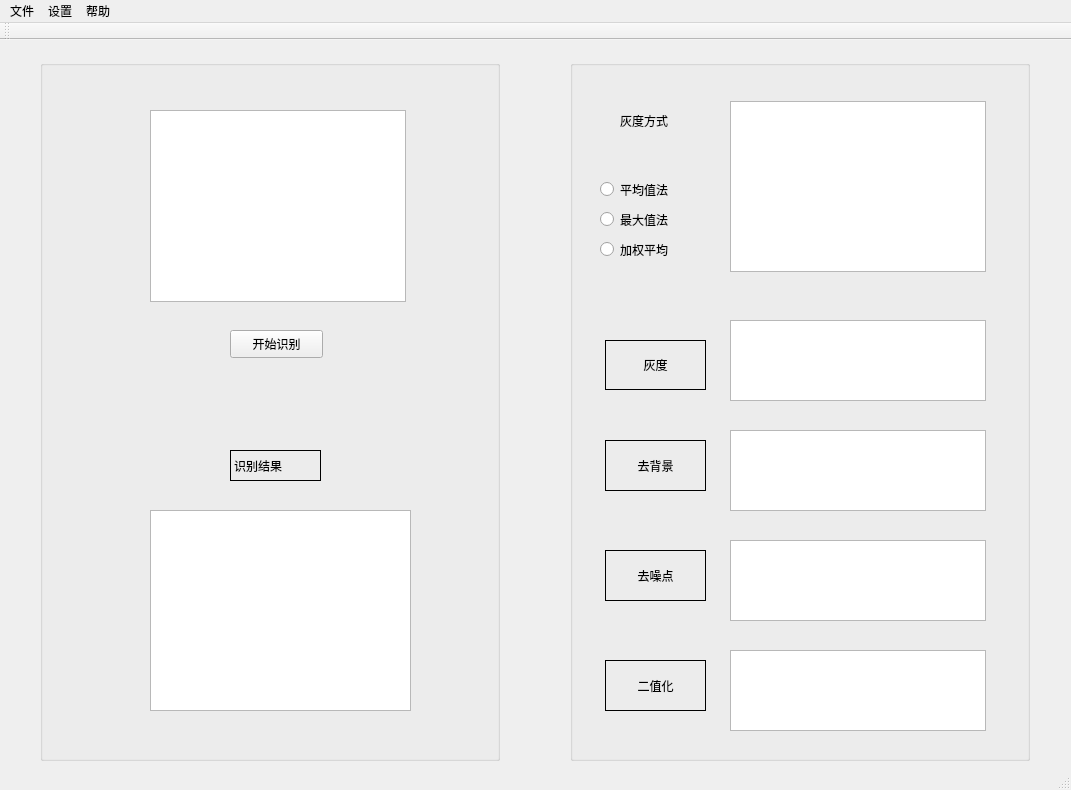
First picture: the form in App/Vcode/Vcode/Vcode.ui, repository YujieLu10/CAPTCHA_MVVM, before the edit.
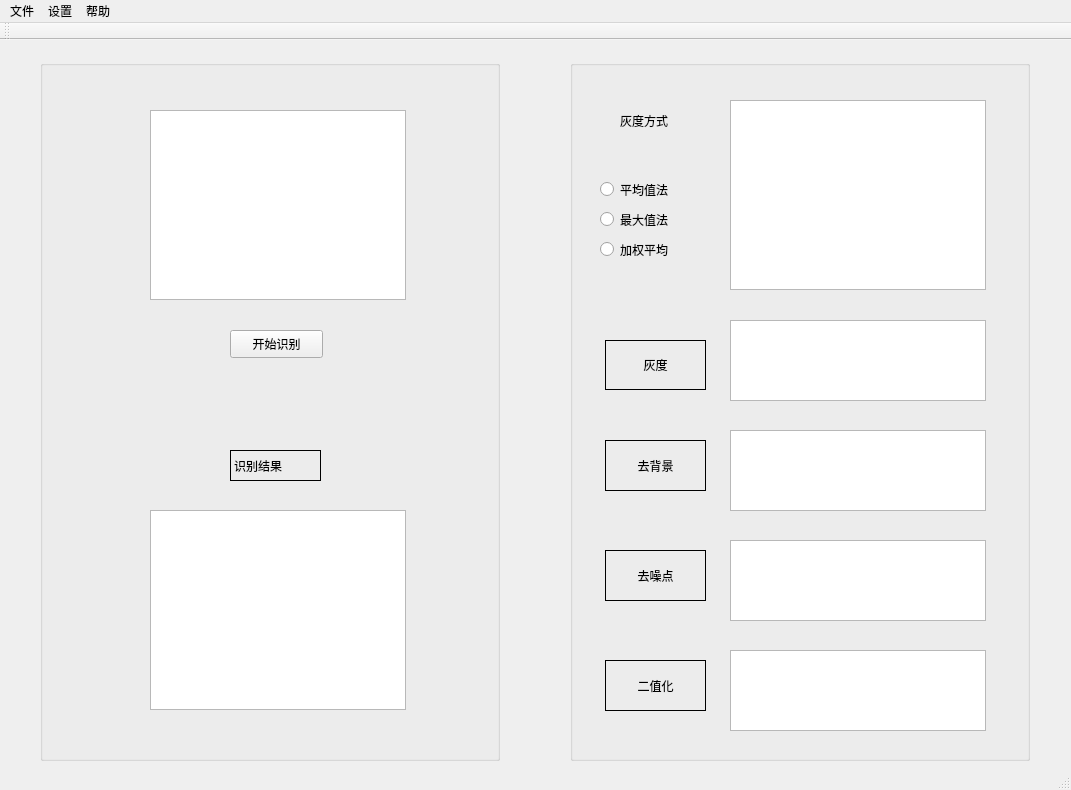
Second picture: the form after the edit.

The edit to the form file:
```diff
--- a/App/Vcode/Vcode/Vcode.ui
+++ b/App/Vcode/Vcode/Vcode.ui
@@ -32,7 +32,7 @@
        <x>110</x>
        <y>50</y>
        <width>256</width>
-       <height>192</height>
+       <height>190</height>
       </rect>
      </property>
     </widget>
@@ -57,8 +57,8 @@
       <rect>
        <x>110</x>
        <y>450</y>
-       <width>261</width>
-       <height>201</height>
+       <width>256</width>
+       <height>200</height>
       </rect>
      </property>
     </widget>
@@ -138,9 +138,9 @@
      <property name="geometry">
       <rect>
        <x>160</x>
-       <y>41</y>
+       <y>40</y>
        <width>256</width>
-       <height>171</height>
+       <height>190</height>
       </rect>
      </property>
     </widget>
```
Left out of the diff: 10 changed lines with no effect on the pictures.
